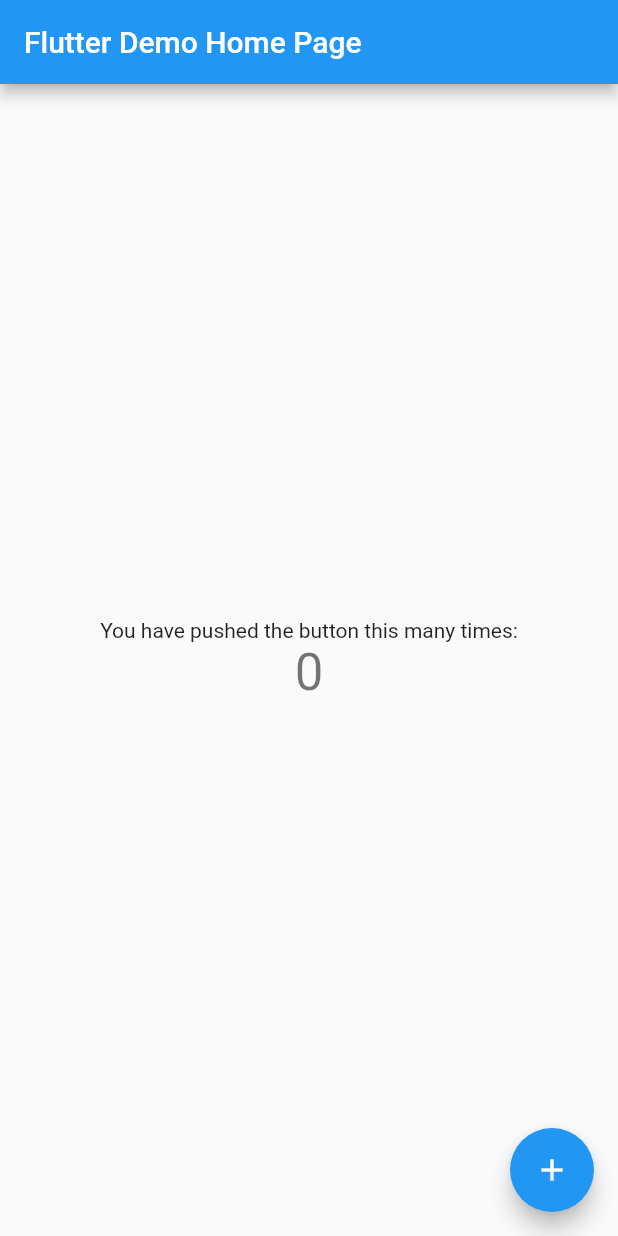
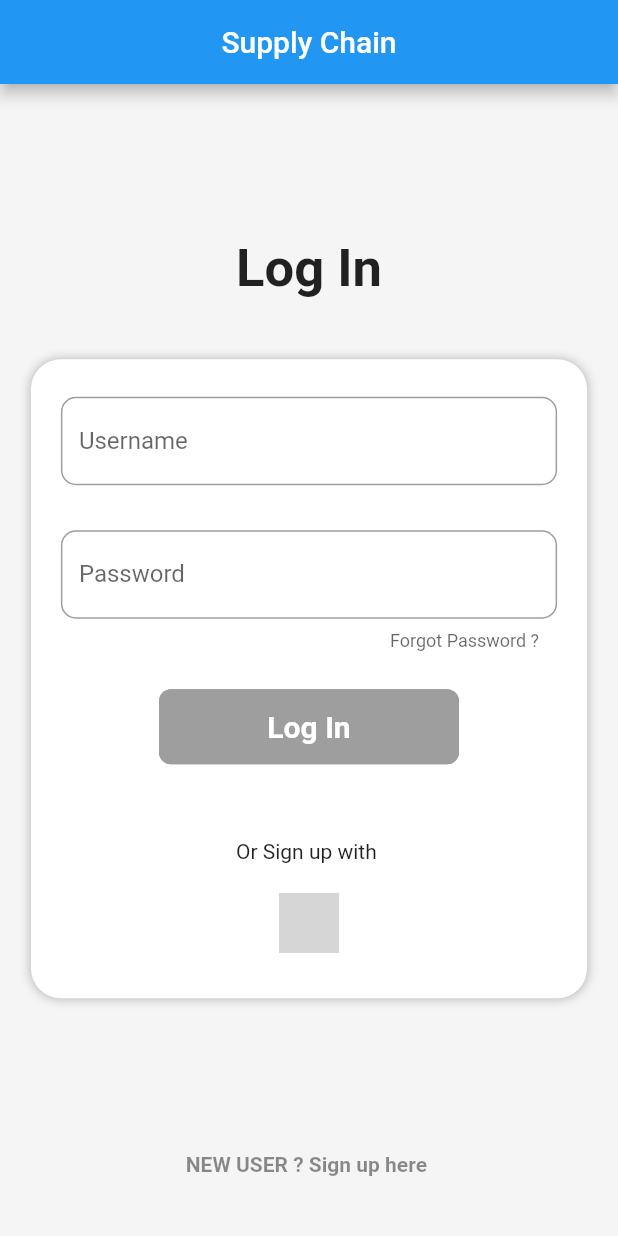
Before and after one commit to onkardighe/BioZen, a Flutter app: the screen it shows after launch, on a phone screen of 412 x 824 dp. Run offline on Flutter 3.47's test engine with Material 2 defaults, Android fonts, the phone set to English and light mode, and no system bars; network calls fail; grey boxes are pictures that could not be loaded.

Commit message:
Login Page - First Commit 🌱

```diff
--- a/supplychain/lib/main.dart
+++ b/supplychain/lib/main.dart
@@ -1,115 +1,152 @@
+import 'dart:ui';
+
 import 'package:flutter/material.dart';
+import 'package:flutter/services.dart';
 
 void main() {
-  runApp(const MyApp());
+  runApp(const MaterialApp(title: "Supply Chain", home: LoginPage()));
 }
 
-class MyApp extends StatelessWidget {
-  const MyApp({super.key});
-
-  // This widget is the root of your application.
-  @override
-  Widget build(BuildContext context) {
-    return MaterialApp(
-      title: 'Flutter Demo',
-      theme: ThemeData(
-        // This is the theme of your application.
-        //
-        // Try running your application with "flutter run". You'll see the
-        // application has a blue toolbar. Then, without quitting the app, try
-        // changing the primarySwatch below to Colors.green and then invoke
-        // "hot reload" (press "r" in the console where you ran "flutter run",
-        // or simply save your changes to "hot reload" in a Flutter IDE).
-        // Notice that the counter didn't reset back to zero; the application
-        // is not restarted.
-        primarySwatch: Colors.blue,
-      ),
-      home: const MyHomePage(title: 'Flutter Demo Home Page'),
-    );
-  }
-}
-
-class MyHomePage extends StatefulWidget {
-  const MyHomePage({super.key, required this.title});
-
-  // This widget is the home page of your application. It is stateful, meaning
-  // that it has a State object (defined below) that contains fields that affect
-  // how it looks.
-
-  // This class is the configuration for the state. It holds the values (in this
-  // case the title) provided by the parent (in this case the App widget) and
-  // used by the build method of the State. Fields in a Widget subclass are
-  // always marked "final".
-
-  final String title;
-
-  @override
-  State<MyHomePage> createState() => _MyHomePageState();
-}
-
-class _MyHomePageState extends State<MyHomePage> {
-  int _counter = 0;
-
-  void _incrementCounter() {
-    setState(() {
-      // This call to setState tells the Flutter framework that something has
-      // changed in this State, which causes it to rerun the build method below
-      // so that the display can reflect the updated values. If we changed
-      // _counter without calling setState(), then the build method would not be
-      // called again, and so nothing would appear to happen.
-      _counter++;
-    });
-  }
+class LoginPage extends StatelessWidget {
+  const LoginPage({super.key});
 
   @override
   Widget build(BuildContext context) {
-    // This method is rerun every time setState is called, for instance as done
-    // by the _incrementCounter method above.
-    //
-    // The Flutter framework has been optimized to make rerunning build methods
-    // fast, so that you can just rebuild anything that needs updating rather
-    // than having to individually change instances of widgets.
     return Scaffold(
         appBar: AppBar(
-        // Here we take the value from the MyHomePage object that was created by
-        // the App.build method, and use it to set our appbar title.
-        title: Text(widget.title),
+          centerTitle: true,
+          title: const Text(
+            "Supply Chain",
           ),
-      body: Center(
-        // Center is a layout widget. It takes a single child and positions it
-        // in the middle of the parent.
+        ),
+        body: GestureDetector(
+            onTap: () {
+              FocusScope.of(context).requestFocus(FocusNode());
+            },
+            child: Container(
+              color: Colors.grey.shade100,
+              child: Center(
                   child: Column(
-          // Column is also a layout widget. It takes a list of children and
-          // arranges them vertically. By default, it sizes itself to fit its
-          // children horizontally, and tries to be as tall as its parent.
-          //
-          // Invoke "debug painting" (press "p" in the console, choose the
-          // "Toggle Debug Paint" action from the Flutter Inspector in Android
-          // Studio, or the "Toggle Debug Paint" command in Visual Studio Code)
-          // to see the wireframe for each widget.
-          //
-          // Column has various properties to control how it sizes itself and
-          // how it positions its children. Here we use mainAxisAlignment to
-          // center the children vertically; the main axis here is the vertical
-          // axis because Columns are vertical (the cross axis would be
-          // horizontal).
+                children: [
+                  Spacer(),
+                  const Text("Log In",
+                      style: TextStyle(
+                          color: Colors.black87,
+                          fontSize: 35,
+                          fontWeight: FontWeight.bold)),
+                  const SizedBox(
+                    height: 40,
+                  ),
+                  Container(
+                    padding: const EdgeInsets.all(20),
+                    width: MediaQuery.of(context).size.width * 0.9,
+                    decoration: BoxDecoration(
+                      boxShadow: const [
+                        BoxShadow(
+                            color: Colors.black26,
+                            blurRadius: 5,
+                            blurStyle: BlurStyle.normal)
+                      ],
+                      color: Colors.white,
+                      borderRadius: BorderRadius.circular(20),
+                    ),
+                    child: Column(
+                      children: [
+                        const SizedBox(
+                          height: 5,
+                        ),
+                        TextField(
+                          textAlign: TextAlign.center,
+                          inputFormatters: [
+                            LengthLimitingTextInputFormatter(10),
+                          ],
+                          decoration: const InputDecoration(
+                            border: OutlineInputBorder(
+                                borderRadius:
+                                    BorderRadius.all(Radius.circular(10))),
+                            labelText: 'Username',
+                            hintStyle: TextStyle(color: Colors.black38),
+                          ),
+                        ),
+                        const SizedBox(
+                          height: 25,
+                        ),
+                        const SizedBox(
+                          height: 5,
+                        ),
+                        TextField(
+                          obscureText: true,
+                          inputFormatters: [
+                            LengthLimitingTextInputFormatter(15),
+                          ],
+                          textAlign: TextAlign.center,
+                          selectionHeightStyle:
+                              BoxHeightStyle.includeLineSpacingMiddle,
+                          decoration: const InputDecoration(
+                            labelText: "Password",
+                            counterText: 'Forgot Password ?',
+                            border: OutlineInputBorder(
+                                borderRadius:
+                                    BorderRadius.all(Radius.circular(10))),
+                            hintStyle: TextStyle(color: Colors.black38),
+                          ),
+                        ),
+                        const SizedBox(
+                          height: 25,
+                        ),
+                        TextButton(
+                          style: ButtonStyle(
+                              backgroundColor:
+                                  MaterialStateProperty.all<Color>(Colors.grey),
+                              foregroundColor: MaterialStateProperty.all<Color>(
+                                  Colors.white),
+
+                              // change width of the button
+                              minimumSize: MaterialStateProperty.all<Size>(
+                                  const Size(200, 50)),
+                              shape: MaterialStateProperty.all<
+                                      RoundedRectangleBorder>(
+                                  RoundedRectangleBorder(
+                                      borderRadius: BorderRadius.circular(8),
+                                      side: const BorderSide(
+                                          color: Colors.grey)))),
+                          onPressed: () {},
+                          child: const Text('Log In',
+                              style: TextStyle(
+                                  fontSize: 20, fontWeight: FontWeight.bold)),
+                        ),
+                        const SizedBox(
+                          height: 50,
+                        ),
+                        const Text("Or Sign up with "),
+                        const SizedBox(
+                          height: 20,
+                        ),
+                        Row(
                           mainAxisAlignment: MainAxisAlignment.center,
-          children: <Widget>[
-            const Text(
-              'You have pushed the button this many times:',
-            ),
-            Text(
-              '$_counter',
-              style: Theme.of(context).textTheme.headline4,
+                          children: const [
+                            CircleAvatar(
+                              backgroundColor: Colors.white,
+                              backgroundImage: NetworkImage(
+                                  'https://cdn-icons-png.flaticon.com/64/281/281764.png'),
                             ),
                           ],
                         ),
+                        SizedBox(
+                          height: 10,
+                        )
+                      ],
                     ),
-      floatingActionButton: FloatingActionButton(
-        onPressed: _incrementCounter,
-        tooltip: 'Increment',
-        child: const Icon(Icons.add),
-      ), // This trailing comma makes auto-formatting nicer for build methods.
-    );
+                  ),
+                  Spacer(),
+                  const Text("NEW USER ? Sign up here ",
+                      style: TextStyle(
+                          color: Colors.black45, fontWeight: FontWeight.bold)),
+                  const SizedBox(
+                    height: 40,
+                  ),
+                ],
+              )),
+            )));
   }
 }
```
Lines whose indentation alone changed are shown as unchanged.
